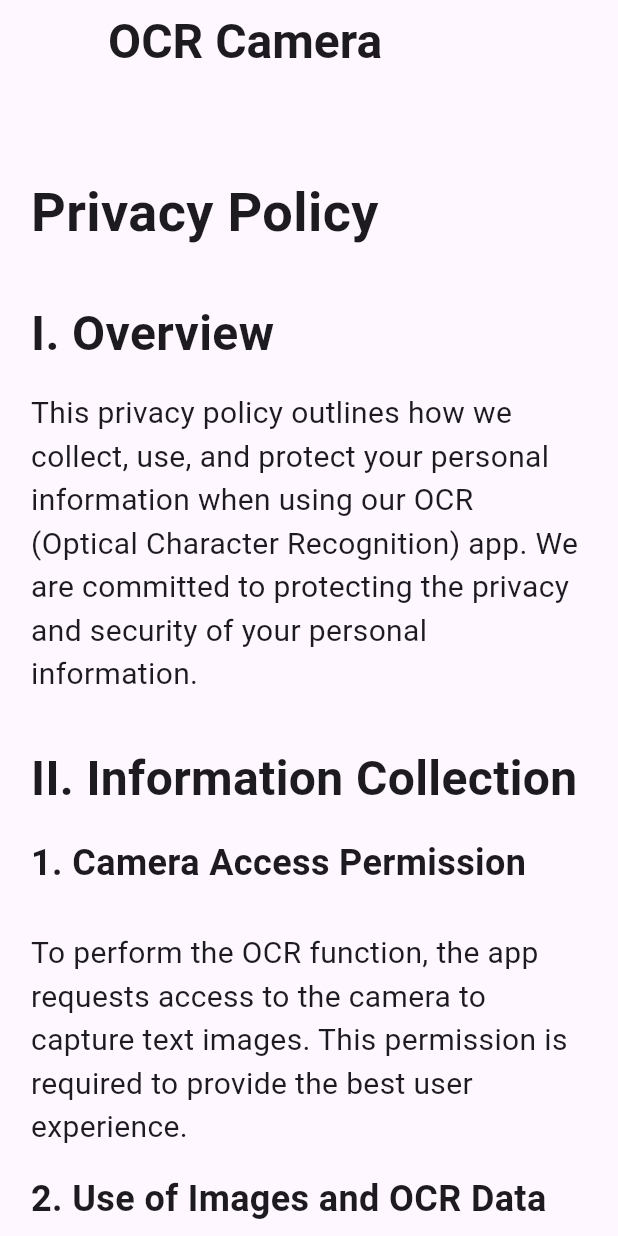
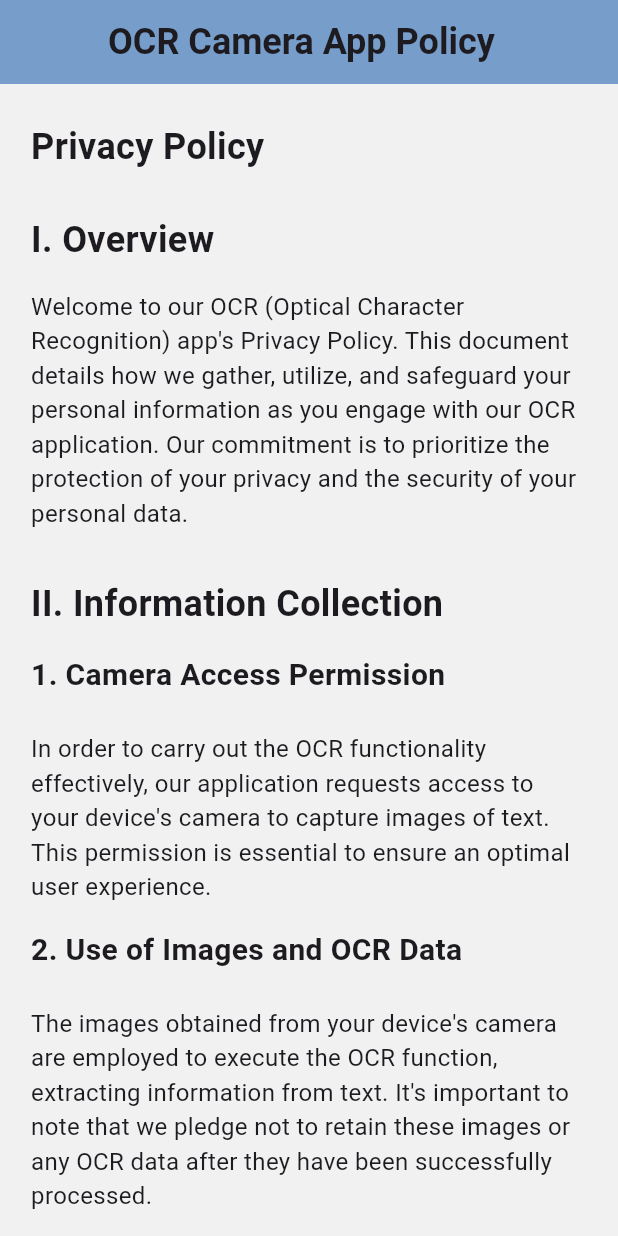
Before and after one commit to TruongNguyen2811/policy-web, a Flutter app: the screen it shows after launch, on a phone screen of 412 x 824 dp. Run offline on Flutter 3.47's test engine with Material 3 defaults, Android fonts, the phone set to English and light mode, and no system bars.

```diff
--- a/lib/main.dart
+++ b/lib/main.dart
@@ -14,7 +14,7 @@ class MyApp extends StatelessWidget {
   @override
   Widget build(BuildContext context) {
     return MaterialApp(
-      title: 'Ocr App policy',
+      title: 'OCR Camera App Policy',
       theme: ThemeData(
         // This is the theme of your application.
         //
@@ -54,17 +54,22 @@ class _MyHomePageState extends State<MyHomePage> {
   @override
   Widget build(BuildContext context) {
     double w = MediaQuery.of(context).size.width;
+    double h = MediaQuery.of(context).size.height;
     return Scaffold(
+      backgroundColor: const Color(0xFFF1F1F1),
       appBar: AppBar(
+        // toolbarHeight: h * 0.1,
+        backgroundColor: const Color(0xFF779ECB),
         leading: SizedBox(
           width: w * 0.05,
         ),
         elevation: 0.0,
-        title: Text(
-          "OCR Camera",
+        title: const Text(
+          "OCR Camera App Policy",
           style: TextStyle(
-            fontSize: 32.0,
+            fontSize: 24.0,
             fontWeight: FontWeight.bold,
+            // color: Colors.black,
           ),
         ),
       ),
@@ -72,118 +77,120 @@ class _MyHomePageState extends State<MyHomePage> {
         // padding: EdgeInsets.symmetric(horizontal: 200.0, vertical: 80.0),
         child: SingleChildScrollView(
           child: Container(
-            padding: EdgeInsets.symmetric(horizontal: w * 0.05, vertical: 60.0),
+            padding:
+                EdgeInsets.symmetric(horizontal: w * 0.05, vertical: h * 0.03),
             child: Column(
               crossAxisAlignment: CrossAxisAlignment.start,
               children: const [
                 Text(
                   "Privacy Policy",
                   style: TextStyle(
-                    fontSize: 36.0,
+                    fontSize: 24.0,
                     fontWeight: FontWeight.bold,
                   ),
                 ),
-                SizedBox(height: 32.0),
+                SizedBox(height: 28.0),
                 Text(
                   "I. Overview",
-                  style: TextStyle(fontSize: 32.0, fontWeight: FontWeight.bold),
+                  style: TextStyle(fontSize: 24.0, fontWeight: FontWeight.bold),
                 ),
                 SizedBox(height: 16.0),
                 Text(
-                  "This privacy policy outlines how we collect, use, and protect your personal information when using our OCR (Optical Character Recognition) app. We are committed to protecting the privacy and security of your personal information.",
-                  style: TextStyle(fontSize: 20.0),
+                  "Welcome to our OCR (Optical Character Recognition) app's Privacy Policy. This document details how we gather, utilize, and safeguard your personal information as you engage with our OCR application. Our commitment is to prioritize the protection of your privacy and the security of your personal data.",
+                  style: TextStyle(fontSize: 16.0),
                 ),
                 SizedBox(height: 32.0),
                 Text(
                   "II. Information Collection",
                   style: TextStyle(
-                    fontSize: 32.0,
+                    fontSize: 24.0,
                     fontWeight: FontWeight.bold,
                   ),
                 ),
                 SizedBox(height: 16.0),
                 Text(
                   "1. Camera Access Permission",
-                  style: TextStyle(fontSize: 24.0, fontWeight: FontWeight.bold),
+                  style: TextStyle(fontSize: 20.0, fontWeight: FontWeight.bold),
                 ),
                 Text(
-                  "\nTo perform the OCR function, the app requests access to the camera to capture text images. This permission is required to provide the best user experience.",
-                  style: TextStyle(fontSize: 20.0),
+                  "\nIn order to carry out the OCR functionality effectively, our application requests access to your device's camera to capture images of text. This permission is essential to ensure an optimal user experience.",
+                  style: TextStyle(fontSize: 16.0),
                 ),
                 SizedBox(height: 16.0),
                 Text(
                   "2. Use of Images and OCR Data",
-                  style: TextStyle(fontSize: 24.0, fontWeight: FontWeight.bold),
+                  style: TextStyle(fontSize: 20.0, fontWeight: FontWeight.bold),
                 ),
                 Text(
-                  "\nImages captured from the camera will be used to perform OCR and extract information from the text. We commit not to store images or OCR data after they have been successfully processed.",
-                  style: TextStyle(fontSize: 20.0),
+                  "\nThe images obtained from your device's camera are employed to execute the OCR function, extracting information from text. It's important to note that we pledge not to retain these images or any OCR data after they have been successfully processed.",
+                  style: TextStyle(fontSize: 16.0),
                 ),
                 SizedBox(height: 32.0),
                 Text(
                   "III. Information Security",
                   style: TextStyle(
-                    fontSize: 32.0,
+                    fontSize: 24.0,
                     fontWeight: FontWeight.bold,
                   ),
                 ),
                 SizedBox(height: 16.0),
                 Text(
                   "1. Secure Storage",
-                  style: TextStyle(fontSize: 24.0, fontWeight: FontWeight.bold),
+                  style: TextStyle(fontSize: 20.0, fontWeight: FontWeight.bold),
                 ),
                 Text(
-                  "\nWe employ robust security measures to protect your personal information from loss, unauthorized use, access, disclosure, or alteration. Data will be stored on high-security servers and accessed only by authorized personnel.",
-                  style: TextStyle(fontSize: 20.0),
+                  "\nWe implement robust security measures to safeguard your personal information from potential loss, unauthorized access, usage, disclosure, or alteration. All data is stored on highly secure servers, accessible only by authorized personnel.",
+                  style: TextStyle(fontSize: 16.0),
                 ),
                 SizedBox(height: 16.0),
                 Text(
                   "2. No User Tracking",
-                  style: TextStyle(fontSize: 24.0, fontWeight: FontWeight.bold),
+                  style: TextStyle(fontSize: 20.0, fontWeight: FontWeight.bold),
                 ),
                 Text(
-                  "\nWe do not track users and do not collect unnecessary personal information. Any data collected is used solely for providing the OCR service and is not shared with third parties.",
-                  style: TextStyle(fontSize: 20.0),
+                  "\nTo respect your privacy, our app does not engage in user tracking, and we refrain from collecting unnecessary personal information. Any data collected is solely used to provide the OCR service and is not shared with any third parties.",
+                  style: TextStyle(fontSize: 16.0),
                 ),
-                SizedBox(height: 32.0),
+                SizedBox(height: 24.0),
                 Text(
                   "IV. User Rights and Control",
                   style: TextStyle(
-                    fontSize: 32.0,
+                    fontSize: 24.0,
                     fontWeight: FontWeight.bold,
                   ),
                 ),
                 SizedBox(height: 16.0),
                 Text(
                   "1. User Rights",
-                  style: TextStyle(fontSize: 24.0, fontWeight: FontWeight.bold),
+                  style: TextStyle(fontSize: 20.0, fontWeight: FontWeight.bold),
                 ),
                 Text(
-                  "\nUsers have the right to control their personal information and can opt-out of camera access permissions in the app settings. This may impact the ability to use the OCR function.",
-                  style: TextStyle(fontSize: 20.0),
+                  "\nUsers maintain the right to control their personal information. You can opt-out of camera access permissions within the app settings. However, it's important to note that the primary function of the app is to capture images and convert them into text. This will result in the app not functioning as intended if camera access is denied.",
+                  style: TextStyle(fontSize: 16.0),
                 ),
                 SizedBox(height: 16.0),
                 Text(
                   "2. Contact and Notifications",
-                  style: TextStyle(fontSize: 24.0, fontWeight: FontWeight.bold),
+                  style: TextStyle(fontSize: 20.0, fontWeight: FontWeight.bold),
                 ),
                 Text(
-                  "\nIf you have any questions or concerns regarding our privacy policy, you can contact us through the following information:\n\n- Email: privacy@example.com",
-                  style: TextStyle(fontSize: 20.0),
+                  "\nIf you have questions or concerns about our privacy policy, we encourage you to reach out to us via the following contact information:\n\n- Email: minh@machinax.net",
+                  style: TextStyle(fontSize: 16.0),
                 ),
                 SizedBox(height: 32.0),
                 Text(
                   "V. Policy Updates",
                   style: TextStyle(
-                    fontSize: 32.0,
+                    fontSize: 24.0,
                     fontWeight: FontWeight.bold,
                   ),
                 ),
                 SizedBox(height: 16.0),
                 Text(
-                  "We may update this privacy policy from time to time to reflect changes in how we collect, use, and protect personal information. Changes will be clearly communicated within the app or on our website.\n\nThis policy was last updated on February 16, 2024.",
-                  style: TextStyle(fontSize: 20.0),
+                  "This privacy policy may undergo periodic updates to reflect changes in our approach to data collection, usage, and protection. Any modifications will be clearly communicated within the app or on our official website.\n\nThis policy was last updated on February 16, 2024. Thank you for entrusting us with your privacy and choosing our OCR app.",
+                  style: TextStyle(fontSize: 16.0),
                 ),
+                SizedBox(height: 32.0),
               ],
             ),
           ),
```
Also changed, not shown: firebase.json (added), pubspec.lock, 3 other files.
